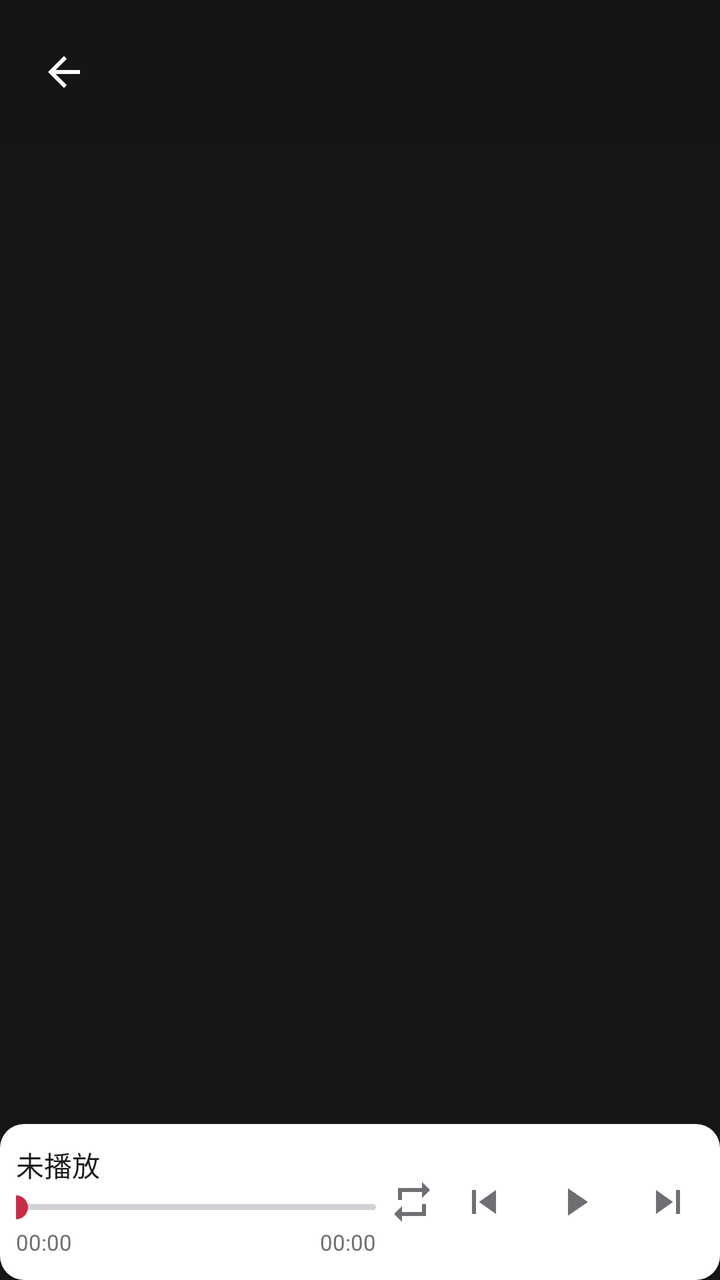
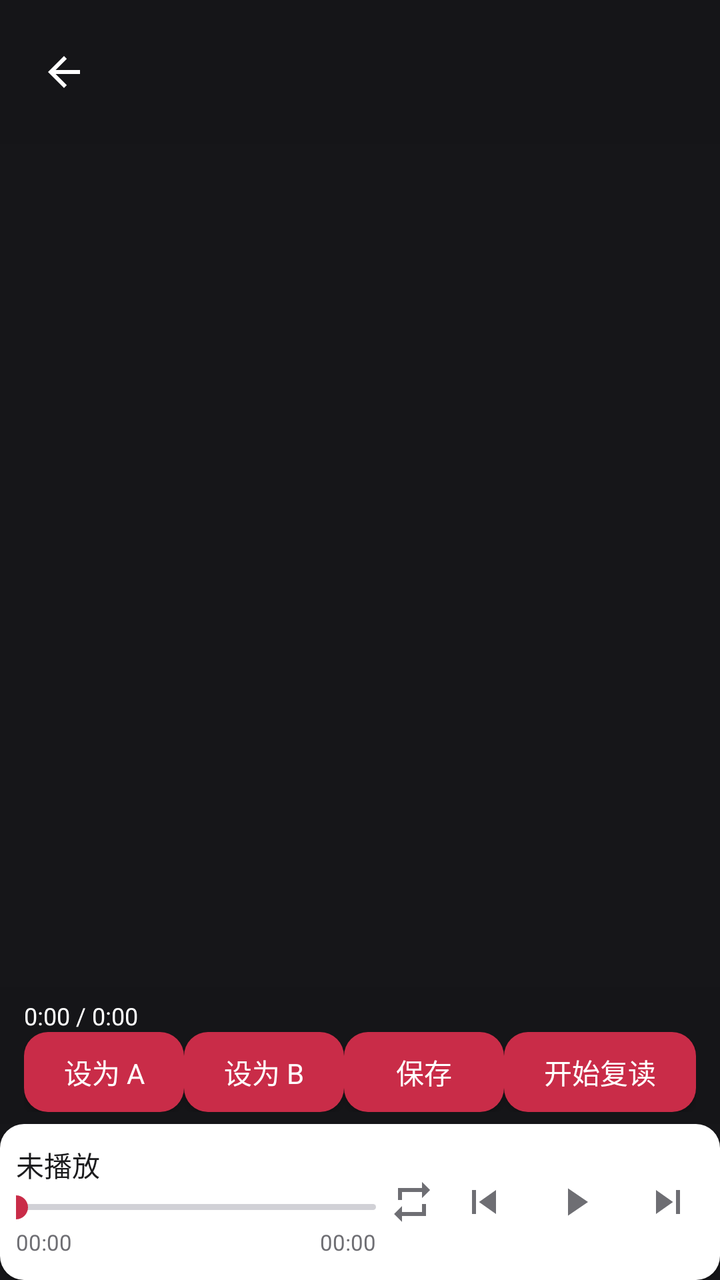

An Android layout rendered at two revisions. The XML below is the earlier revision; the diff shows what the commit changed to produce the second picture.
<!-- AndroidManifest.xml: activity theme Theme.DavMusic.NoActionBar -->
<!-- res/layout/activity_lyrics.xml -->
<?xml version="1.0" encoding="utf-8"?>
<LinearLayout xmlns:android="http://schemas.android.com/apk/res/android"
    android:layout_width="match_parent"
    android:layout_height="match_parent"
    android:background="@color/lyrics_background"
    android:orientation="vertical">

    <FrameLayout
        android:layout_width="match_parent"
        android:layout_height="0dp"
        android:layout_weight="1">

        <androidx.recyclerview.widget.RecyclerView
            android:id="@+id/lyricsList"
            android:layout_width="match_parent"
            android:layout_height="match_parent"
            android:clipToPadding="true"
            android:overScrollMode="never"
            android:paddingTop="72dp"
            android:paddingBottom="48dp"
            android:scrollbars="none" />

        
        <LinearLayout
            android:layout_width="match_parent"
            android:layout_height="wrap_content"
            android:layout_gravity="top"
            android:background="@color/lyrics_header"
            android:gravity="center_vertical"
            android:orientation="horizontal"
            android:paddingStart="8dp"
            android:paddingTop="12dp"
            android:paddingEnd="16dp"
            android:paddingBottom="12dp">

            <ImageButton
                android:id="@+id/backButton"
                android:layout_width="48dp"
                android:layout_height="48dp"
                android:background="?android:attr/selectableItemBackgroundBorderless"
                android:contentDescription="@string/btn_back"
                android:src="@drawable/ic_back"
                android:tint="#FFFFFF" />

            <LinearLayout
                android:layout_width="0dp"
                android:layout_height="wrap_content"
                android:layout_marginStart="4dp"
                android:layout_weight="1"
                android:orientation="vertical">

                <TextView
                    android:id="@+id/trackTitle"
                    android:layout_width="match_parent"
                    android:layout_height="wrap_content"
                    android:ellipsize="end"
                    android:maxLines="1"
                    android:textColor="#FFFFFF"
                    android:textSize="16sp"
                    android:textStyle="bold" />

                <TextView
                    android:id="@+id/trackSubtitle"
                    android:layout_width="match_parent"
                    android:layout_height="wrap_content"
                    android:ellipsize="end"
                    android:maxLines="1"
                    android:textColor="#80FFFFFF"
                    android:textSize="12sp" />
            </LinearLayout>
        </LinearLayout>

        
        <LinearLayout
            android:id="@+id/statusContainer"
            android:layout_width="match_parent"
            android:layout_height="wrap_content"
            android:layout_gravity="center"
            android:gravity="center"
            android:orientation="vertical"
            android:padding="32dp">

            <TextView
                android:id="@+id/statusView"
                android:layout_width="match_parent"
                android:layout_height="wrap_content"
                android:gravity="center"
                android:textColor="#99FFFFFF"
                android:textSize="15sp" />

            <Button
                android:id="@+id/searchLyricsButton"
                android:layout_width="wrap_content"
                android:layout_height="wrap_content"
                android:layout_marginTop="16dp"
                android:backgroundTint="@color/button_normal"
                android:text="@string/lyrics_search_button"
                android:textColor="#FFFFFF"
                android:visibility="gone" />
        </LinearLayout>
    </FrameLayout>

    
    <include
        android:id="@+id/playerBar"
        layout="@layout/view_player_bar"
        android:layout_width="match_parent"
        android:layout_height="78dp" />
</LinearLayout>
<!-- res/layout/view_player_bar.xml (included above) -->
<?xml version="1.0" encoding="utf-8"?>
<LinearLayout
    xmlns:android="http://schemas.android.com/apk/res/android"
    xmlns:app="http://schemas.android.com/apk/res-auto"
    android:id="@+id/playerBarRoot"
    android:layout_width="match_parent"
    android:layout_height="78dp"
    android:orientation="horizontal"
    android:background="@drawable/player_surface"
    android:padding="8dp"
    android:elevation="1dp">
    
    
    <LinearLayout
        android:layout_width="0dp"
        android:layout_height="match_parent"
        android:layout_weight="1"
        android:orientation="vertical"
        android:paddingTop="2dp"
        android:paddingBottom="2dp">
        
        <TextView
            android:id="@+id/playerTitleTextView"
            android:layout_width="match_parent"
            android:layout_height="wrap_content"
            android:text="@string/label_no_track"
            android:textSize="14sp"
            android:textColor="@color/text_primary"
            android:ellipsize="end"
            android:maxLines="1" />
        
        <SeekBar
            android:id="@+id/playerProgressBar"
            android:layout_width="match_parent"
            android:layout_height="wrap_content"
            android:layout_marginTop="2dp"
            android:maxHeight="3dp"
            android:minHeight="3dp"
            android:progressDrawable="@drawable/player_progress"
            android:thumbTint="@color/player_progress_foreground"
            android:paddingStart="0dp"
            android:paddingEnd="0dp" />

        
        <LinearLayout
            android:layout_width="match_parent"
            android:layout_height="wrap_content"
            android:orientation="horizontal"
            android:layout_marginTop="1dp">

            <TextView
                android:id="@+id/playerCurrentTimeText"
                android:layout_width="wrap_content"
                android:layout_height="wrap_content"
                android:text="@string/time_zero"
                android:textSize="11sp"
                android:textColor="@color/text_secondary" />

            <View
                android:layout_width="0dp"
                android:layout_height="0dp"
                android:layout_weight="1" />

            <TextView
                android:id="@+id/playerTotalTimeText"
                android:layout_width="wrap_content"
                android:layout_height="wrap_content"
                android:text="@string/time_zero"
                android:textSize="11sp"
                android:textColor="@color/text_secondary" />
        </LinearLayout>

    </LinearLayout>
    
    
    <LinearLayout
        android:layout_width="wrap_content"
        android:layout_height="match_parent"
        android:orientation="horizontal"
        android:gravity="center">
        
        
        <ImageButton
            android:id="@+id/playModeButton"
            android:layout_width="36dp"
            android:layout_height="36dp"
            android:src="@drawable/ic_repeat"
            android:contentDescription="@string/btn_play_mode"
            android:background="?attr/selectableItemBackgroundBorderless"
            android:scaleType="center"
            android:padding="6dp" />
        
        
        <ImageButton
            android:id="@+id/previousButton"
            android:layout_width="36dp"
            android:layout_height="36dp"
            android:src="@drawable/ic_previous"
            android:contentDescription="@string/btn_previous"
            android:background="?attr/selectableItemBackgroundBorderless"
            android:scaleType="center"
            android:padding="6dp" />
        
        
        <ImageButton
            android:id="@+id/playPauseButton"
            android:layout_width="40dp"
            android:layout_height="40dp"
            android:layout_marginStart="8dp"
            android:layout_marginEnd="8dp"
            android:src="@drawable/ic_play"
            android:contentDescription="@string/btn_play"
            android:background="?attr/selectableItemBackgroundBorderless"
            android:scaleType="center"
            android:padding="8dp" />
        
        
        <ImageButton
            android:id="@+id/nextButton"
            android:layout_width="36dp"
            android:layout_height="36dp"
            android:src="@drawable/ic_next"
            android:contentDescription="@string/btn_next"
            android:background="?attr/selectableItemBackgroundBorderless"
            android:scaleType="center"
            android:padding="6dp" />
        
    </LinearLayout>
    
</LinearLayout>
<!-- resources referenced by this layout -->
<resources>
  <color name="button_normal">#C92C48</color>
  <color name="lyrics_background">#161619</color>
  <color name="lyrics_header">#F2161619</color>
  <color name="player_progress_foreground">#C92C48</color>
  <color name="text_primary">#1C1C1E</color>
  <color name="text_secondary">#6E6E73</color>
  <!-- drawable player_surface (drawable) -->
  <?xml version="1.0" encoding="utf-8"?>
  <shape xmlns:android="http://schemas.android.com/apk/res/android" android:shape="rectangle">
      <solid android:color="@color/player_background" />
      <corners android:radius="12dp" />
  </shape>
  <string name="btn_back">返回</string>
  <string name="btn_next">下一首</string>
  <string name="btn_play">播放</string>
  <string name="btn_play_mode">播放模式</string>
  <string name="btn_previous">上一首</string>
  <string name="label_no_track">未播放</string>
  <string name="lyrics_search_button">搜索歌词</string>
  <string name="time_zero">00:00</string>
  <style name="Theme.DavMusic.NoActionBar" parent="Theme.DavMusic">
          <item name="windowActionBar">false</item>
          <item name="windowNoTitle">true</item>
          <item name="android:windowActionBar">false</item>
          <item name="android:windowNoTitle">true</item>
          <item name="windowActionModeOverlay">true</item>
      </style>
  <color name="accent">#C92C48</color>
  <color name="icon_normal">#6E6E73</color>
  <color name="player_progress_background">#D1D1D6</color>
  <color name="player_background">#FFFFFF</color>
  <color name="primary">#C92C48</color>
  <color name="primary_variant">#A61E39</color>
  <color name="on_primary">#FFFFFF</color>
  <color name="secondary">#C92C48</color>
  <color name="secondary_variant">#A61E39</color>
  <color name="on_secondary">#FFFFFF</color>
  <color name="surface">#FFFFFF</color>
  <color name="on_surface">#1C1C1E</color>
  <color name="on_background">#1C1C1E</color>
  <color name="error">#BD203C</color>
  <color name="status_bar_color">#FFFFFF</color>
  <color name="navigation_bar_color">#F2F2F7</color>
  <color name="background">#F2F2F7</color>
  <style name="Widget.DavMusic.ActionBar" parent="Widget.MaterialComponents.ActionBar.Solid">
          <item name="background">@color/toolbar_background</item>
          <item name="titleTextStyle">@style/TextAppearance.DavMusic.Toolbar</item>
          <item name="elevation">0dp</item>
      </style>
  <style name="Widget.DavMusic.PlainButton" parent="Widget.AppCompat.Button">
          <item name="backgroundTint">@color/button_tint</item>
          <item name="android:background">@drawable/button_surface</item>
          <item name="android:textColor">@color/white</item>
          <item name="android:textAllCaps">false</item>
      </style>
  <color name="divider">#DEDDE2</color>
  <color name="white">#FFFFFF</color>
  <color name="toolbar_text">#1C1C1E</color>
  <color name="toolbar_background">#FFFFFF</color>
  <style name="TextAppearance.DavMusic.Toolbar" parent="TextAppearance.Widget.AppCompat.Toolbar.Title">
          <item name="android:fontFamily">sans-serif-medium</item>
          <item name="android:textSize">20sp</item>
          <item name="android:textColor">@color/toolbar_text</item>
      </style>
  <!-- drawable dialog_surface (drawable) -->
  <?xml version="1.0" encoding="utf-8"?>
  <shape xmlns:android="http://schemas.android.com/apk/res/android" android:shape="rectangle">
      <solid android:color="@color/surface" />
      <corners android:radius="16dp" />
  </shape>
  <!-- drawable button_surface (drawable) -->
  <?xml version="1.0" encoding="utf-8"?>
  <shape xmlns:android="http://schemas.android.com/apk/res/android" android:shape="rectangle">
      <solid android:color="@color/button_normal" />
      <corners android:radius="12dp" />
  </shape>
  <!-- unchanged entries left out for length: 13 -->
</resources>

<!-- the commit's change to res/layout/activity_lyrics.xml (unified diff, before → after) -->
@@ -99,6 +99,37 @@
                 android:visibility="gone" />
         </LinearLayout>
     </FrameLayout>
+
+    
+    <LinearLayout
+        android:id="@+id/repeatPanel"
+        android:layout_width="match_parent"
+        android:layout_height="wrap_content"
+        android:background="@color/lyrics_header"
+        android:orientation="vertical"
+        android:paddingStart="12dp"
+        android:paddingEnd="12dp"
+        android:paddingTop="6dp"
+        android:paddingBottom="6dp">
+        <TextView
+            android:id="@+id/repeatTime"
+            android:layout_width="match_parent"
+            android:layout_height="wrap_content"
+            android:text="0:00 / 0:00"
+            android:textColor="#FFFFFF"
+            android:textSize="12sp" />
+        <LinearLayout
+            android:layout_width="match_parent"
+            android:layout_height="wrap_content"
+            android:gravity="center_vertical"
+            android:orientation="horizontal">
+            <Button android:id="@+id/repeatSetStart" android:layout_width="0dp" android:layout_weight="1" android:layout_height="40dp" android:minWidth="0dp" android:paddingStart="2dp" android:paddingEnd="2dp" android:text="设为 A" />
+            <Button android:id="@+id/repeatSetEnd" android:layout_width="0dp" android:layout_weight="1" android:layout_height="40dp" android:minWidth="0dp" android:paddingStart="2dp" android:paddingEnd="2dp" android:text="设为 B" />
+            <Button android:id="@+id/repeatSave" android:layout_width="0dp" android:layout_weight="1" android:layout_height="40dp" android:minWidth="0dp" android:paddingStart="2dp" android:paddingEnd="2dp" android:text="保存" />
+            <Button android:id="@+id/repeatToggle" android:layout_width="0dp" android:layout_weight="1.2" android:layout_height="40dp" android:minWidth="0dp" android:paddingStart="2dp" android:paddingEnd="2dp" android:text="开始复读" />
+        </LinearLayout>
+        <LinearLayout android:id="@+id/repeatIntervals" android:layout_width="match_parent" android:layout_height="wrap_content" android:orientation="vertical" />
+    </LinearLayout>
 
     
     <include
